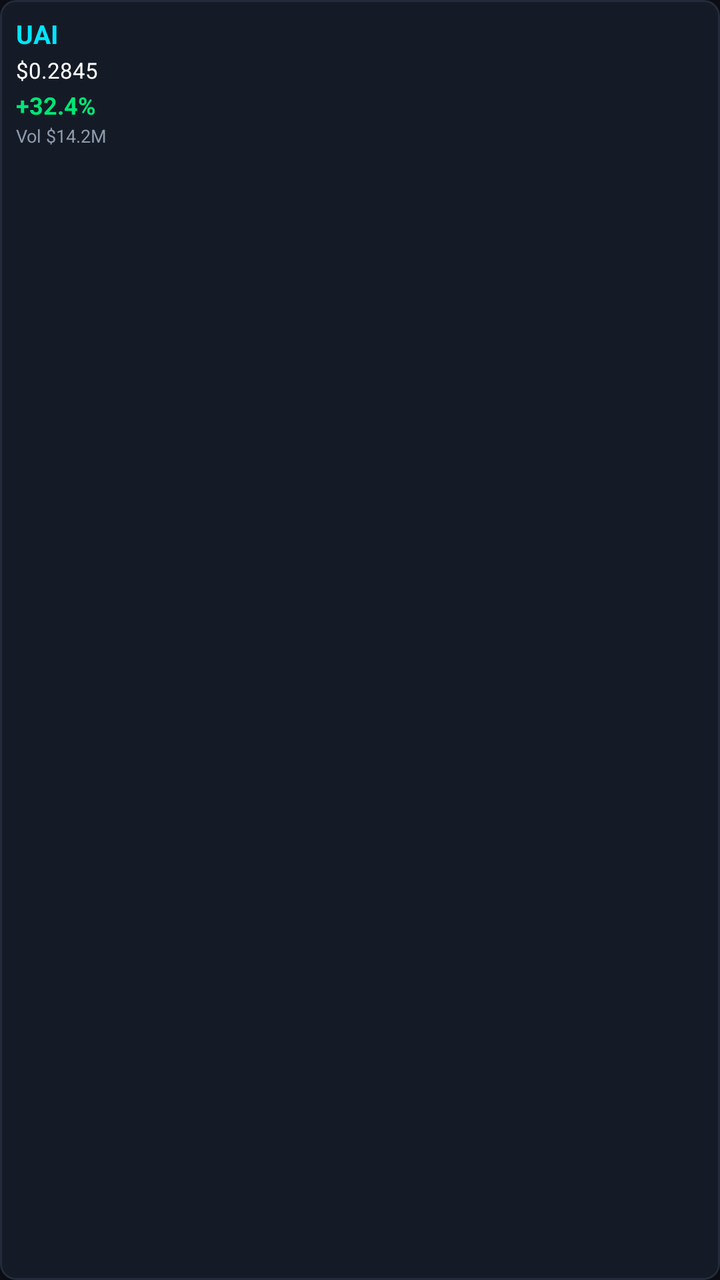
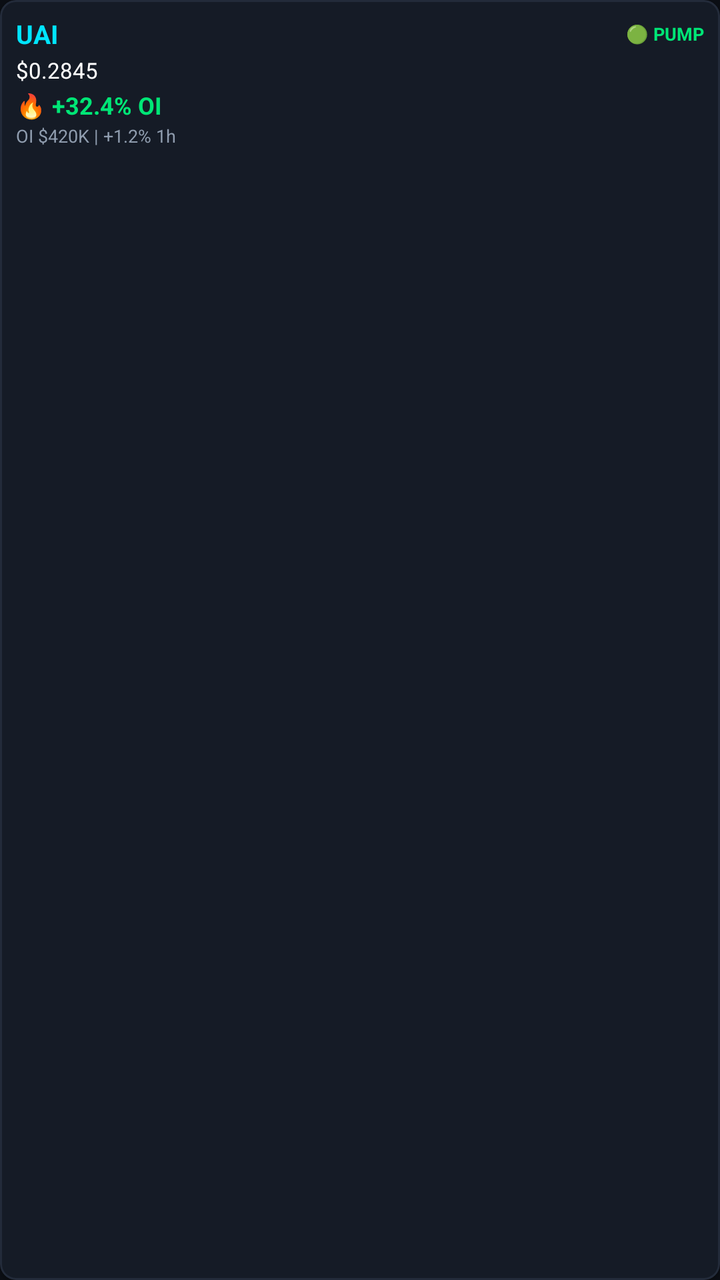

Before-and-after screenshots of an Android layout around one commit, followed by the original layout XML and the change that was made.
<!-- AndroidManifest.xml: application theme Theme.CryptoSentinel -->
<!-- res/layout/item_gainer.xml -->
<?xml version="1.0" encoding="utf-8"?>
<com.google.android.material.card.MaterialCardView xmlns:android="http://schemas.android.com/apk/res/android"
    xmlns:app="http://schemas.android.com/apk/res-auto"
    android:layout_width="112dp"
    android:layout_height="wrap_content"
    android:layout_marginEnd="8dp"
    app:cardBackgroundColor="@color/card_bg"
    app:cardCornerRadius="8dp"
    app:strokeColor="@color/card_border"
    app:strokeWidth="1dp">

    <LinearLayout
        android:layout_width="match_parent"
        android:layout_height="wrap_content"
        android:orientation="vertical"
        android:padding="8dp">

        <TextView
            android:id="@+id/tvGainerSymbol"
            android:layout_width="wrap_content"
            android:layout_height="wrap_content"
            android:text="UAI"
            android:textColor="@color/primary_cyan"
            android:textSize="13sp"
            android:textStyle="bold" />

        <TextView
            android:id="@+id/tvGainerPrice"
            android:layout_width="wrap_content"
            android:layout_height="wrap_content"
            android:layout_marginTop="2dp"
            android:text="$0.2845"
            android:textColor="@color/text_white"
            android:textSize="11sp" />

        <TextView
            android:id="@+id/tvGainerChange"
            android:layout_width="wrap_content"
            android:layout_height="wrap_content"
            android:layout_marginTop="2dp"
            android:text="+32.4%"
            android:textColor="@color/neon_green"
            android:textSize="12sp"
            android:textStyle="bold" />

        <TextView
            android:id="@+id/tvGainerVol"
            android:layout_width="wrap_content"
            android:layout_height="wrap_content"
            android:layout_marginTop="1dp"
            android:text="Vol $14.2M"
            android:textColor="@color/text_dim"
            android:textSize="9sp" />

    </LinearLayout>

</com.google.android.material.card.MaterialCardView>
<!-- resources referenced by this layout -->
<resources>
  <color name="card_bg">#151B26</color>
  <color name="card_border">#232B3A</color>
  <color name="neon_green">#00E676</color>
  <color name="primary_cyan">#00E5FF</color>
  <color name="text_dim">#8F9CAE</color>
  <color name="text_white">#FFFFFF</color>
  <style name="Theme.CryptoSentinel" parent="Theme.MaterialComponents.DayNight.NoActionBar">
          <item name="colorPrimary">@color/primary_cyan</item>
          <item name="colorPrimaryVariant">@color/primary_cyan</item>
          <item name="colorOnPrimary">@color/bg_dark</item>
          <item name="android:windowBackground">@color/bg_dark</item>
          <item name="android:statusBarColor">@color/bg_dark</item>
          <item name="android:navigationBarColor">@color/bg_dark</item>
      </style>
  <color name="bg_dark">#0B0E14</color>
</resources>

<!-- the commit's change to res/layout/item_gainer.xml (unified diff, before → after) -->
@@ -1,7 +1,7 @@
 <?xml version="1.0" encoding="utf-8"?>
 <com.google.android.material.card.MaterialCardView xmlns:android="http://schemas.android.com/apk/res/android"
     xmlns:app="http://schemas.android.com/apk/res-auto"
-    android:layout_width="112dp"
+    android:layout_width="125dp"
     android:layout_height="wrap_content"
     android:layout_marginEnd="8dp"
     app:cardBackgroundColor="@color/card_bg"
@@ -15,14 +15,31 @@
         android:orientation="vertical"
         android:padding="8dp">
 
-        <TextView
-            android:id="@+id/tvGainerSymbol"
-            android:layout_width="wrap_content"
+        <LinearLayout
+            android:layout_width="match_parent"
             android:layout_height="wrap_content"
-            android:text="UAI"
-            android:textColor="@color/primary_cyan"
-            android:textSize="13sp"
-            android:textStyle="bold" />
+            android:gravity="center_vertical"
+            android:orientation="horizontal">
+
+            <TextView
+                android:id="@+id/tvGainerSymbol"
+                android:layout_width="0dp"
+                android:layout_height="wrap_content"
+                android:layout_weight="1"
+                android:text="UAI"
+                android:textColor="@color/primary_cyan"
+                android:textSize="13sp"
+                android:textStyle="bold" />
+
+            <TextView
+                android:id="@+id/tvGainerBadge"
+                android:layout_width="wrap_content"
+                android:layout_height="wrap_content"
+                android:text="🟢 PUMP"
+                android:textColor="@color/neon_green"
+                android:textSize="9sp"
+                android:textStyle="bold" />
+        </LinearLayout>
 
         <TextView
             android:id="@+id/tvGainerPrice"
@@ -38,7 +55,7 @@
             android:layout_width="wrap_content"
             android:layout_height="wrap_content"
             android:layout_marginTop="2dp"
-            android:text="+32.4%"
+            android:text="🔥 +32.4% OI"
             android:textColor="@color/neon_green"
             android:textSize="12sp"
             android:textStyle="bold" />
@@ -48,7 +65,7 @@
             android:layout_width="wrap_content"
             android:layout_height="wrap_content"
             android:layout_marginTop="1dp"
-            android:text="Vol $14.2M"
+            android:text="OI $420K | +1.2% 1h"
             android:textColor="@color/text_dim"
             android:textSize="9sp" />
 
